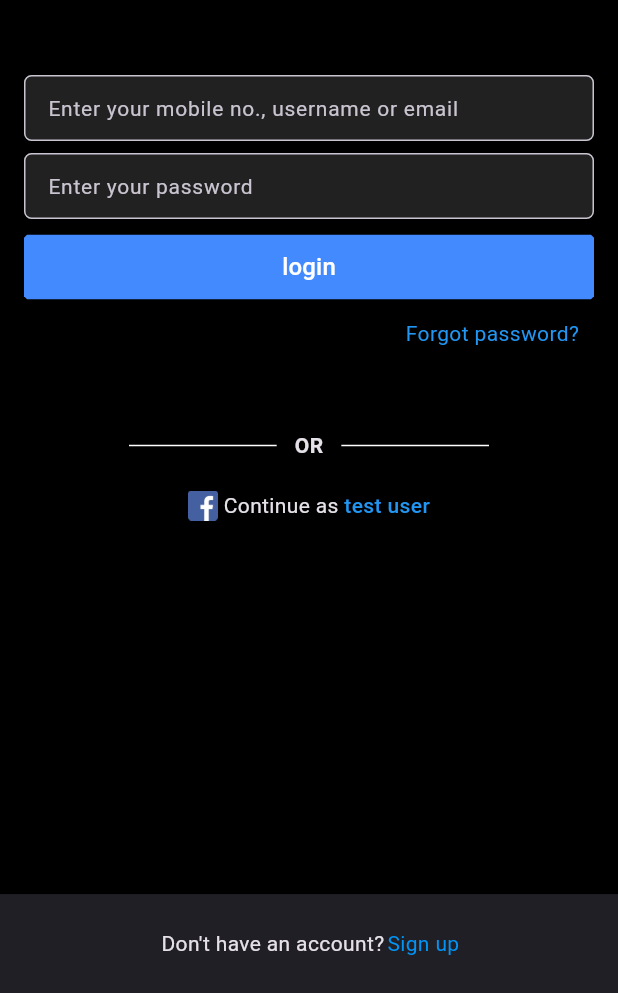
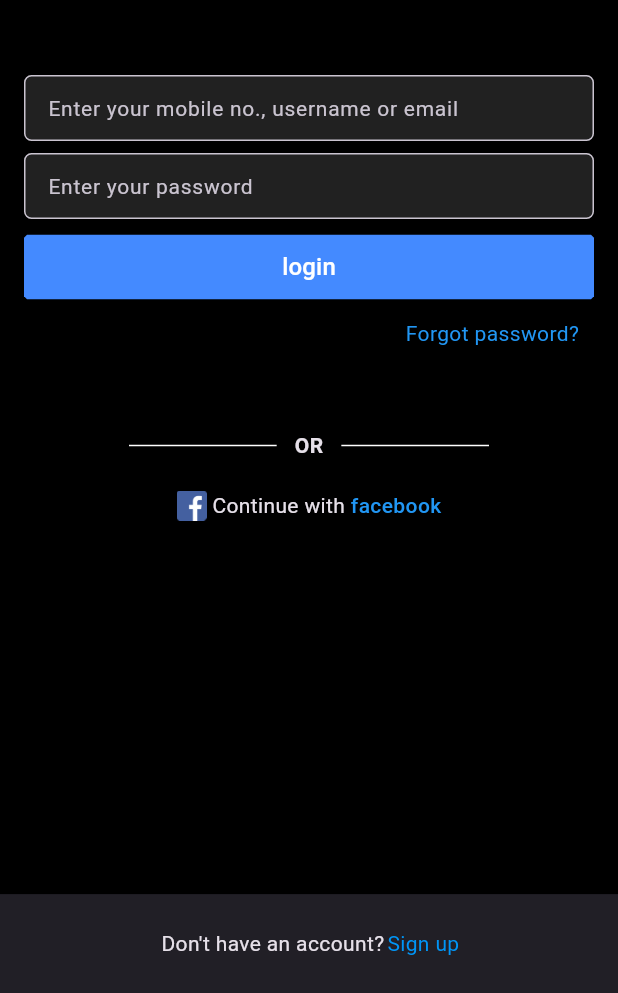
Before and after one commit to MoriKeli/instgram_app_clone, a Flutter app: the screen it shows after launch, on a phone screen of 412 x 824 dp, the part 243-1236 px from its top. Run offline on Flutter 3.47's test engine with Material 3 defaults, Android fonts, the phone set to English and light mode, and no system bars.

Commit message:
updated string in Text() widgets

```diff
--- a/lib/screens/login/components/widgets/signin_with_facebook.dart
+++ b/lib/screens/login/components/widgets/signin_with_facebook.dart
@@ -17,9 +17,9 @@ class SignInWithFacebook extends StatelessWidget {
             image: AssetImage("images/fb-icon.png"),
             height: 20.0,
           ),
-          Text(" Continue as "),
+          Text(" Continue with "),
           Text(
-            "test user",
+            "facebook",
             style: TextStyle(
               fontWeight: FontWeight.w500,
               color: Colors.blue,
```
